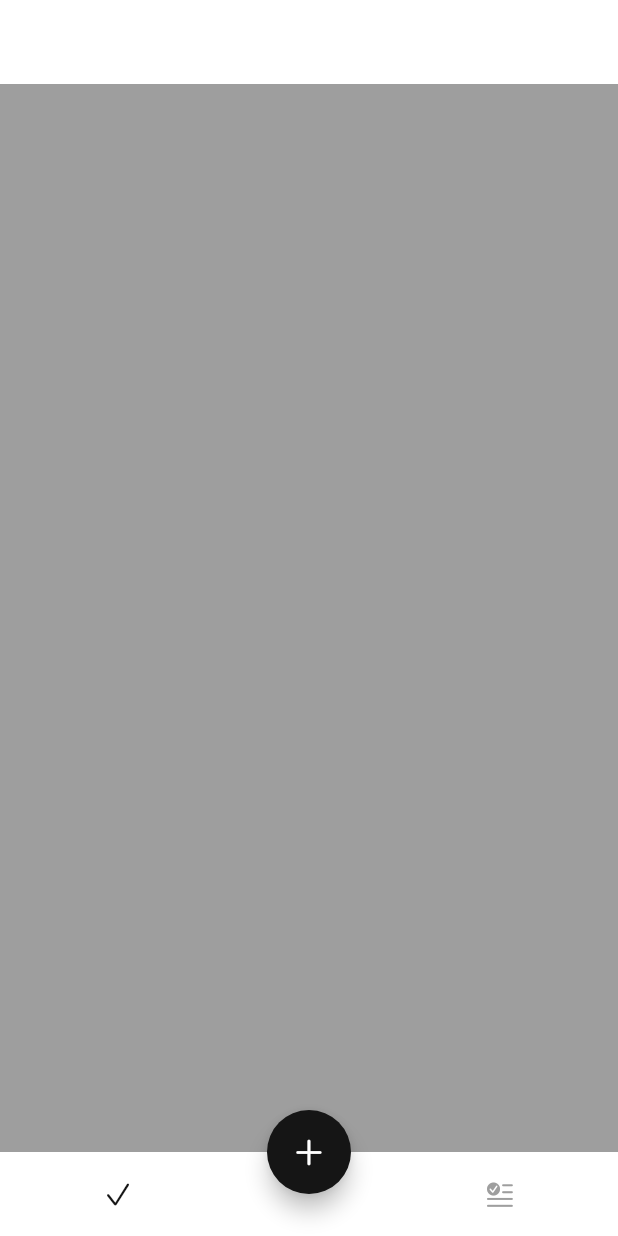
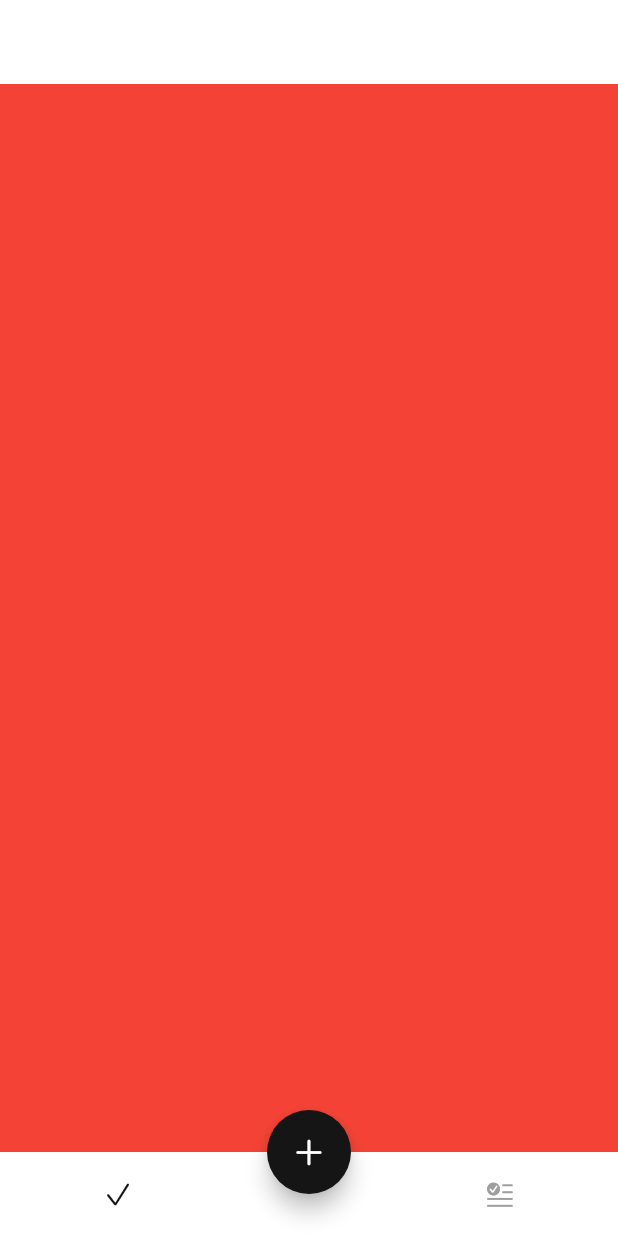
Before and after one commit to Nuri801/medaid, a Flutter app: the screen it shows after launch, on a phone screen of 412 x 824 dp. Run offline on Flutter 3.47's test engine with Material 2 defaults, Android fonts, the phone set to English and light mode, and no system bars; our stand-ins replace image_picker.

Commit message:
Adjusted the page switches;

```diff
--- a/lib/pages/today/today_page.dart
+++ b/lib/pages/today/today_page.dart
@@ -7,7 +7,7 @@ class TodayPage extends StatelessWidget {
   Widget build(BuildContext context) {
     return Container(
 
-      color: Colors.grey,
+      color: Colors.red
 
     );
   }
```
